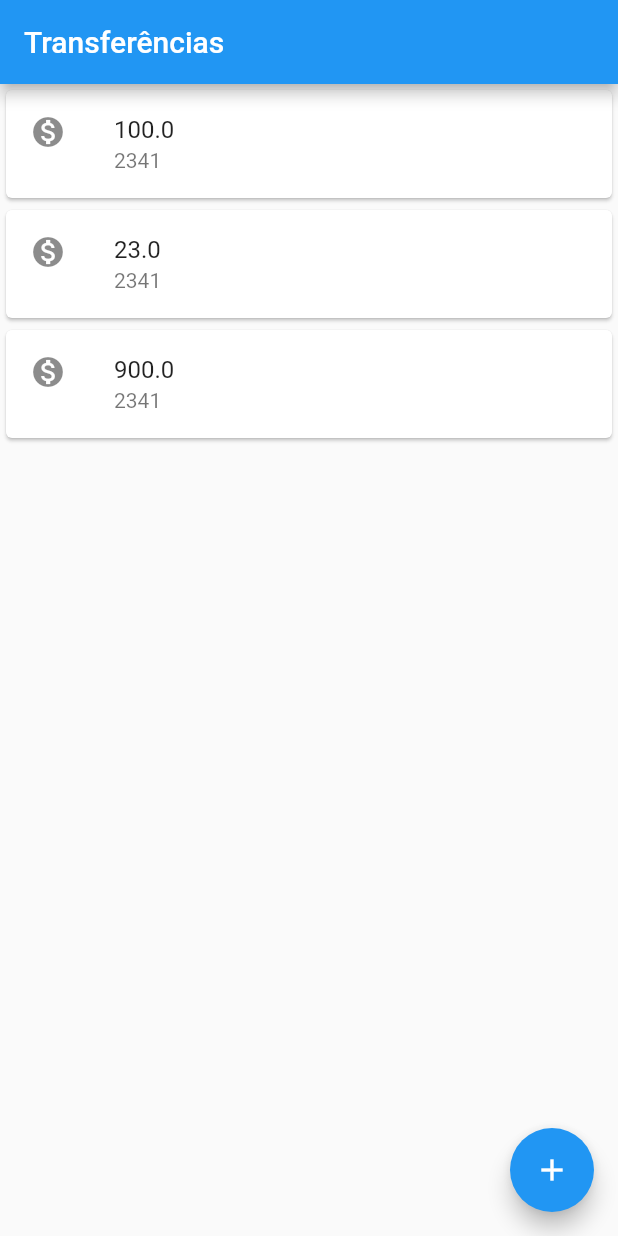
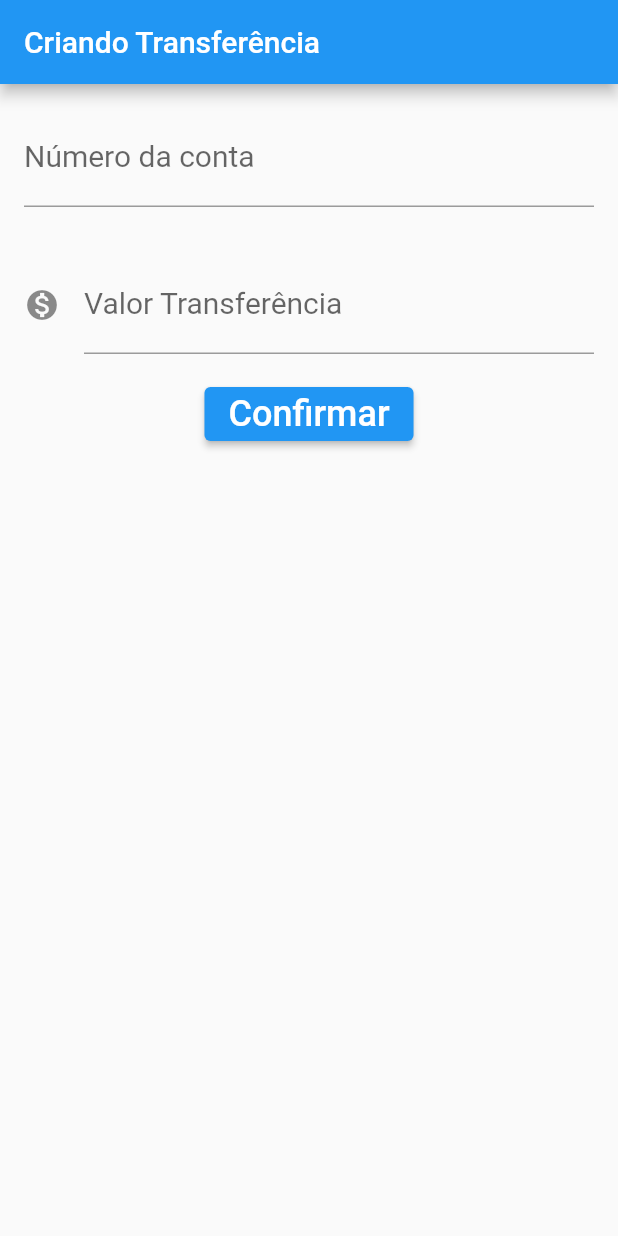
Before and after one commit to Gabriel1999ap/bytebank-flutter, a Flutter app: the screen it shows after launch, on a phone screen of 412 x 824 dp. Run offline on Flutter 3.47's test engine with Material 2 defaults, Android fonts, the light colour scheme and no system bars.

Commit message:
refatorando code

```diff
--- a/lib/classes.dart
+++ b/lib/classes.dart
@@ -1,4 +1,4 @@
-// ignore_for_file: prefer_const_constructors
+// ignore_for_file: prefer_const_constructors, use_key_in_widget_constructors, duplicate_ignore
 
 import 'package:flutter/material.dart';
 
@@ -10,12 +10,23 @@ class ListaTransferencias extends StatelessWidget {
     // ignore: todo
     // TODO: implement build
 
-    return Column(
-      children: [
-        ItemTransferencias(Transferencia(100.00, 2341)),
-        ItemTransferencias(Transferencia(23.00, 2341)),
-        ItemTransferencias(Transferencia(900.00, 2341)),
-      ],
+    return Scaffold(
+      appBar: AppBar(
+        title: Text('Transferências'),
+      ),
+      body: Column(
+        children: [
+          ItemTransferencias(Transferencia(100.00, 2341)),
+          ItemTransferencias(Transferencia(23.00, 2341)),
+          ItemTransferencias(Transferencia(900.00, 2341)),
+        ],
+      ),
+      floatingActionButton: FloatingActionButton(
+        onPressed: () {
+          // Adicione seu código onPressed aqui!
+        },
+        child: Icon(Icons.add),
+      ),
     );
   }
 }
@@ -44,3 +55,56 @@ class Transferencia {
 
   Transferencia(this.valor, this.numeroConta);
 }
+
+//stl
+class FormularioTransferencia extends StatelessWidget {
+  @override
+  Widget build(BuildContext context) {
+    return Scaffold(
+        appBar: AppBar(
+          title: Text('Criando Transferência'),
+        ),
+        body: Column(
+          // ignore: prefer_const_literals_to_create_immutables
+          children: [
+            Padding(
+              padding: const EdgeInsets.all(16.0),
+              child: TextField(
+                style: TextStyle(fontSize: 20.0),
+                decoration: InputDecoration(
+                    labelText: 'Número da conta', hintText: '0000'),
+                keyboardType: TextInputType.number,
+              ),
+            ),
+            Padding(
+              padding: const EdgeInsets.all(16.0),
+              child: TextField(
+                style: TextStyle(fontSize: 20.0),
+                decoration: InputDecoration(
+                    labelText: 'Valor Transferência',
+                    hintText: '0.00',
+                    icon: Icon(Icons.monetization_on)),
+                keyboardType: TextInputType.number,
+              ),
+            ),
+            ElevatedButton(
+                onPressed: () {},
+                child: const Text(
+                  'Confirmar',
+                  style: TextStyle(fontSize: 24),
+                ))
+          ],
+        ));
+  }
+}
+
+class BytebankApp extends StatelessWidget {
+  @override
+  Widget build(BuildContext context) {
+    return MaterialApp(
+      home: Scaffold(
+        body: FormularioTransferencia(),
+      ),
+    );
+  }
+}
--- a/lib/main.dart
+++ b/lib/main.dart
@@ -3,17 +3,4 @@
 import 'package:flutter/material.dart';
 import 'classes.dart';
 
-void main() => runApp(MaterialApp(
-      home: Scaffold(
-        body: ListaTransferencias(),
-        appBar: AppBar(
-          title: Text('Transferências'),
-        ),
-        floatingActionButton: FloatingActionButton(
-          onPressed: () {
-            // Adicione seu código onPressed aqui!
-          },
-          child: Icon(Icons.add),
-        ),
-      ),
-    ));
+void main() => runApp(BytebankApp());
```
